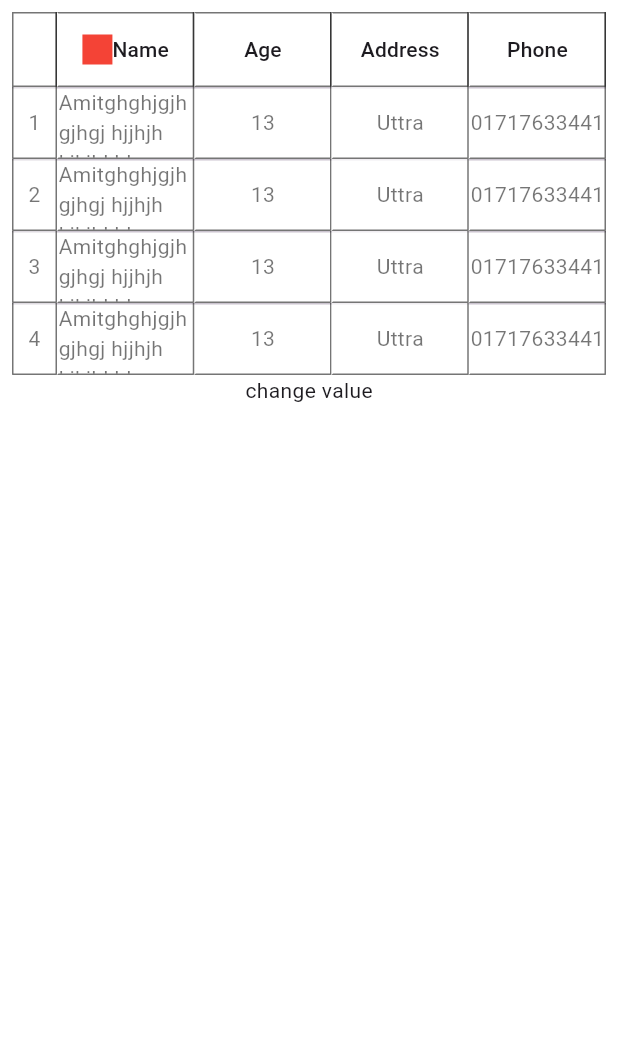
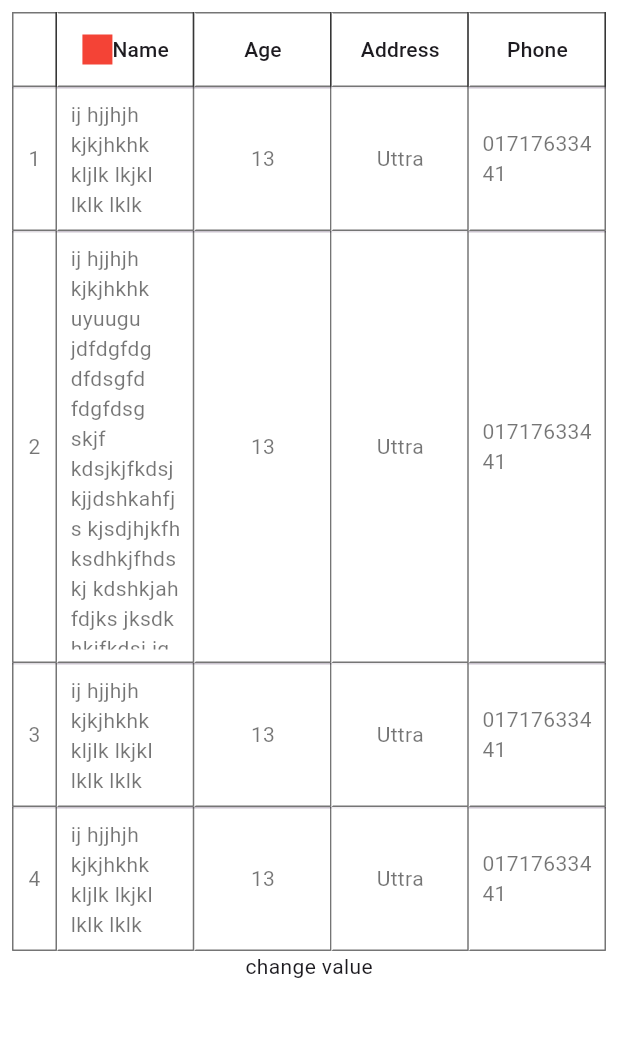
Before and after one commit to uttom41/ReactiveDataTableA, a Flutter app: the screen it shows after launch, after a tap on "change value", on a phone screen of 412 x 824 dp, the part 84-1121 px from its top. Run offline on Flutter 3.47's test engine with Material 2 defaults, Android fonts, the phone set to English and light mode, and no system bars.

Commit message:
row size calculated

```diff
--- a/example/lib/main.dart
+++ b/example/lib/main.dart
@@ -32,7 +32,8 @@ class Home extends StatefulWidget {
 
 class _HomeState extends State<Home> {
 
-  ValueNotifier<String> name = ValueNotifier("Amitghghjgjhgjhgj hjjhjh kjkjhkhk uyuuguig kljlk lkjkl lklk lklk Amitghghjgjhgjhgj Amitghghjgjhgjhgj hjjhjh kjkjhkhk uyuuguig kljlk lkjkl lklk lklkAmitghghjgjhgjhgj hjjhjh kjkjhkhk uyuuguig kljlk lkjkl lklk lklkhjjhjh kjkjhkhk uyuuguig kljlk lkjkl lklk lklkAmitghghjgjhgjhgj hjjhjh kjkjhkhk uyuuguig kljlk lkjkl lklk lklk uttom");
+  ValueNotifier<String> name = ValueNotifier("ij hjjhjh kjkjhkhk  kljlk lkjkl lklk lklk uttom");
+  ValueNotifier<String> name2 = ValueNotifier("ij hjjhjh kjkjhkhk uyuugu jdfdgfdg dfdsgfd fdgfdsg skjf kdsjkjfkdsj kjjdshkahfjs kjsdjhjkfh ksdhkjfhdskj kdshkjahfdjks jksdkhkjfkdsj ig kljlk lkjkl jjhjh kjkjhkhk uyuuguig kljlk lkjkl lklk lklk uttom");
   ValueNotifier<String> age = ValueNotifier("12");
   ValueNotifier<String> address = ValueNotifier("Uttra");
   ValueNotifier<String> phone = ValueNotifier("01717633441");
@@ -49,7 +50,7 @@ class _HomeState extends State<Home> {
             ReactiveDataTableA(
                 dataSource: [
                   {"name":name,"age":age,"Address":address,"Phone":phone},
-                  {"name":name,"age":age,"Address":address,"Phone":phone},
+                  {"name":name2,"age":age,"Address":address,"Phone":phone},
                   {"name":name,"age":age,"Address":address,"Phone":phone},
                   {"name":name,"age":age,"Address":address,"Phone":phone},
                 ],
@@ -60,32 +61,27 @@ class _HomeState extends State<Home> {
                     columnHeader: Text(""),
                     columWidth: 30,
                     backgroundColor: Colors.white38,
-                    textColor: Colors.black54,
                   ),
                   ColumnInfo(
                     rowName: "name",
                     type: ColumnType.string,
                     columnHeader: Row(mainAxisAlignment:MainAxisAlignment.center,children: [Container(color: Colors.red,height: 20,width: 20,),Text("Name")],),
-                    textColor: Colors.black54,
                   ),
                   ColumnInfo(
                     rowName: "age",
                     type: ColumnType.string,
                     columnHeader: Text("Age"),
-                    textColor: Colors.black54,
                   ),
                   ColumnInfo(
                     rowName: "Address",
                     backgroundColor: Colors.white70,
                     type: ColumnType.string,
                     columnHeader:Text("Address"),
-                    textColor: Colors.black54,
                   ),
                   ColumnInfo(
                     rowName: "Phone",
                     type: ColumnType.string,
                     columnHeader: Text("Phone"),
-                    textColor: Colors.black54,
                   ),
                 ]
             ),
--- a/lib/src/table/build_row.dart
+++ b/lib/src/table/build_row.dart
@@ -2,11 +2,13 @@
 
 import 'package:flutter/material.dart';
 import 'package:reactive_datatable_a/src/notify/reactive_notifyer.dart';
+import 'package:reactive_datatable_a/src/table/calculate_cellsize.dart';
 import 'package:reactive_datatable_a/src/table/table_conf.dart';
 
 class BuildRow {
 
   DataRow build(Map<String, dynamic> rowData,int rowIndex) {
+    CalculateCellSize().calculateRowSize(rowIndex);
     return DataRow(
       cells: buildCell(rowData,rowIndex),
     );
@@ -14,15 +16,16 @@ class BuildRow {
 
   List<DataCell> buildCell (Map<String, dynamic> rowData,int rowIndex) {
     TableConf conf = TableConf.init();
-    return List.generate(conf.columnList.length, (index) => DataCell(
+    double rowHeight =rowData["height"].value??conf.rowMaxHeight;
+    return List.generate(conf.columnList.length, (index) {
+      return DataCell(
         Builder(
             builder: (subContext) {
               ValueNotifier<String?>? valueNotifier = rowData[conf.columnList[index].rowName];
-        return ConstrainedBox(
-          constraints: BoxConstraints(
-              maxWidth: conf.columnList[index].notifyColumnWith.reactiveValue(subContext),minHeight: conf.rowMinHeight,minWidth: conf.colMinWidth,
-          ),
-          child: Container(
+              return Container(
+                  width: conf.columnList[index].notifyColumnWith.reactiveValue(subContext),
+                  height: rowHeight+16,
+                  padding: const EdgeInsets.all(8),
                   alignment: Alignment.center,
                   decoration: BoxDecoration(
                     border: Border(
@@ -46,12 +49,12 @@ class BuildRow {
                     color:(conf.columnList[index].backgroundColor!=null)?conf.columnList[index].backgroundColor!:Colors.transparent,
 
                   ),
-              child: Text(valueNotifier?.reactiveValue(subContext)??"${rowIndex+1}",style:TextStyle(color:conf.columnList[index].textColor,))
+                  child: Text(valueNotifier?.reactiveValue(subContext)??"${rowIndex+1}",style:conf.columnList[index].textStyle)
+              );
+            }
         ),
       );
     }
-    ),
-    )
     );
   }
 }
--- a/lib/src/table/build_table.dart
+++ b/lib/src/table/build_table.dart
@@ -11,6 +11,7 @@ class BuildTable {
     return DataTable(
       columnSpacing: 0,
       horizontalMargin: 0,
+      dataRowMaxHeight: double.infinity,
       headingRowHeight: 50,
       dividerThickness: conf.borderSize,
      // border: TableBorder.all(color:conf.borderColor),
--- a/lib/src/table/calculate_cellsize.dart
+++ b/lib/src/table/calculate_cellsize.dart
@@ -1,4 +1,3 @@
-
 
 import 'package:flutter/material.dart';
 import 'package:reactive_datatable_a/src/table/table_conf.dart';
@@ -11,7 +10,6 @@ class CalculateCellSize{
 
     TableConf conf = TableConf.init();
 
-   // double extraWidth = ((cellWidth-30)/(conf.columnList.length-1)) + cellWidth;
     double currentWidth = conf.screenWidth; /// total width.
     int totalCelCount =0;
 
@@ -34,33 +32,39 @@ class CalculateCellSize{
       }
     }
 
-    // for (ColumnInfo cell in parent.columData) {
-    //  // Size size = _textSize(cell.rowName, TextStyle(fontSize: 14, fontFamily: parent.theme.fonts));
-    //  // cell.columWidth = (parent.maxWidth>(size.width + 50.0))?(size.width + 50.0):parent.maxWidth;
-    //  // cell.columHeight= cell.columHeight > size.height?cell.columHeight:size.height;
-    //   if (parent.dataSource.isNotEmpty) {
-    //     for (Map<String, dynamic> rowItem in parent.dataSource) {
-    //      // if (cell.iconStatus == null) {
-    //         String text = rowItem[cell.rowName].value;
-    //         if (cell.formatter != null) {
-    //           text = cell.formatter!(rowItem[cell.name]);
-    //         }
-    //         Size size = _textSize(text, TextStyle(fontSize: 14, fontFamily: parent.theme.fonts));
-    //         if (cell.columWidth < (size.width + 60.0)) {
-    //           cell.columWidth = (size.width + 50.0);
-    //         }
-    //         cell.columHeight= cell.columHeight > size.height?cell.columHeight:size.height;
-    //     //  }
-    //     }
-    //   }
-    // }
+  }
+
+  void calculateRowSize(int rowIndex) {
+    TableConf conf = TableConf.init();
+
+    double rowHeight = 0.0;
+
+    for (ColumnInfo cell in conf.columnList) {
+      // Size size = _textSize(cell.rowName, TextStyle(fontSize: 14, fontFamily: parent.theme.fonts));
+      // cell.columWidth = (parent.maxWidth>(size.width + 50.0))?(size.width + 50.0):parent.maxWidth;
+      // cell.columHeight= cell.columHeight > size.height?cell.columHeight:size.height;
+
+      if (cell.type == ColumnType.string) {
+        String text = conf.rowList[rowIndex][cell.rowName]?.value;
+
+        if (cell.formatter != null) {
+          text = cell.formatter!(conf.rowList[rowIndex][cell.rowName] as String);
+        }
+
+        Size size = _textSize(text, cell.textStyle,conf.colMinWidth,(cell.notifyColumnWith.value-16));
+        int line = (size.width/(cell.notifyColumnWith.value-16)).round()+2;
+        if(rowHeight<size.height)rowHeight = size.height*line;
+      }
+    }
+
+    conf.rowList[rowIndex]["height"] = ValueNotifier(rowHeight > conf.rowMinHeight? rowHeight:conf.rowMinHeight);
 
   }
 
-  Size _textSize(String text, TextStyle style) {
+  Size _textSize(String text, TextStyle style,double minWidth, double maxWidth) {
     final TextPainter textPainter = TextPainter(
-        text: TextSpan(text: text, style: style),maxLines: 6, textDirection: TextDirection.ltr)
-      ..layout(minWidth: 100, maxWidth: 100);/////////maxWidth
+        text: TextSpan(text: text, style: style),maxLines: 1, textDirection: TextDirection.ltr)
+      ..layout();/////////maxWidth
     return textPainter.size;
   }
 }
--- a/lib/src/table/column_model.dart
+++ b/lib/src/table/column_model.dart
@@ -1,4 +1,4 @@
-import 'package:flutter/cupertino.dart';
+import 'package:flutter/material.dart';
 import 'package:reactive_datatable_a/reactive_datatable_a.dart';
 
 typedef Formatter =String Function(String value);
@@ -9,11 +9,12 @@ class ColumnInfo {
   Widget columnHeader;
   ColumnType type;
   ValueNotifier<double>? _notifyColumnWith;
+ // ValueNotifier<double>? _notifyRowHeight;
   double? columWidth;
-  double columHeight;
+  double? columHeight;
   Color? backgroundColor;
   bool selectedCol;
-  Color textColor;
+  TextStyle textStyle;
   String rowName;
   OnTap? onTap;
   Formatter? formatter;
@@ -24,8 +25,8 @@ class ColumnInfo {
     required this.type,
     this.backgroundColor,
     required this.rowName,
-    required this.textColor,
-    this.columHeight =50,
+    this.textStyle = const TextStyle(color: Colors.black54,fontSize: 14),
+    this.columHeight,
     this.columWidth,
     this.selectedCol = false,
     this.formatter,
@@ -33,6 +34,7 @@ class ColumnInfo {
     this.initX =0,
   }){
     _notifyColumnWith = ValueNotifier(columWidth??0.0);
+  //  _notifyRowHeight = ValueNotifier(columHeight??0.0);
   }
 
   void setCollWidth(double width) {
@@ -40,12 +42,18 @@ class ColumnInfo {
    // _notifyColumnWith!.notifyChanged();
   }
 
+  // void setRowHeight(double width) {
+  //   _notifyRowHeight = ValueNotifier(width);
+  // }
+
   void updateCollWidth(double width) {
     _notifyColumnWith!.value = width;
     // _notifyColumnWith!.notifyChanged();
   }
 
   ValueNotifier<double> get notifyColumnWith => _notifyColumnWith!;
+
+//  ValueNotifier<double> get notifyRowHeight => _notifyRowHeight!;
 
 
 }
```
Lines whose indentation alone changed are shown as unchanged.
